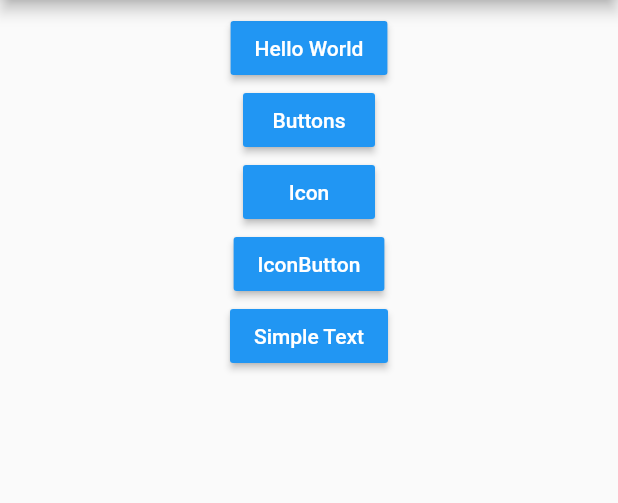
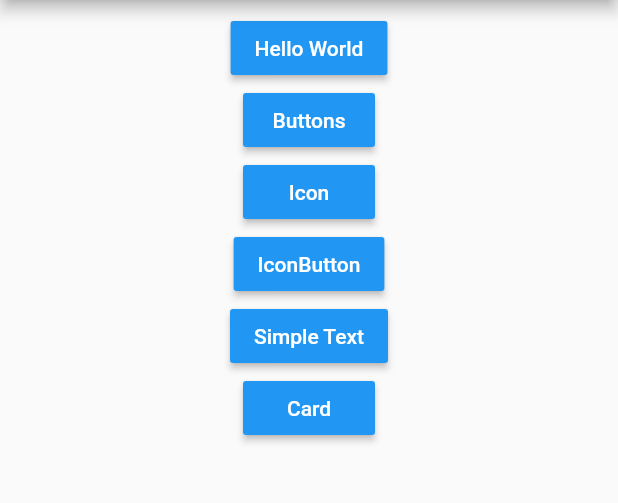
Before and after one commit to arifikhsan/flutter_components, a Flutter app: the screen it shows after launch, on a phone screen of 412 x 824 dp, the part 84-587 px from its top. Run offline on Flutter 3.47's test engine with Material 2 defaults, Android fonts, the phone set to English and light mode, and no system bars; our stand-ins replace fluttertoast.

Commit message:
card hello world

```diff
--- a/lib/main.dart
+++ b/lib/main.dart
@@ -1,5 +1,6 @@
 import 'package:flutter/material.dart';
 import 'package:flutter_components/pages/button_page.dart';
+import 'package:flutter_components/pages/card_page.dart';
 import 'package:flutter_components/pages/hello_world_page.dart';
 import 'package:flutter_components/pages/home_page.dart';
 import 'package:flutter_components/pages/icon_button_page.dart';
@@ -21,6 +22,7 @@ class App extends StatelessWidget {
         '/icon': (context) => IconPage(),
         '/icon_button': (context) => IconButtonPage(),
         '/text': (context) => TextPage(),
+        '/card': (context) => CardPage(),
       },
     );
   }
--- a/lib/pages/home_page.dart
+++ b/lib/pages/home_page.dart
@@ -54,14 +54,23 @@ class HomePage extends StatelessWidget {
                 },
               ),
               RaisedButton(
+                  color: Colors.blue,
+                  child: Text(
+                    'Simple Text',
+                    style: TextStyle(color: Colors.white),
+                  ),
+                  onPressed: () {
+                    Navigator.pushNamed(context, '/text');
+                  }),
+              RaisedButton(
                 color: Colors.blue,
                 child: Text(
-                  'Simple Text',
+                  'Card',
                   style: TextStyle(color: Colors.white),
                 ),
                 onPressed: () {
-                  Navigator.pushNamed(context, '/text');
-                }
+                  Navigator.pushNamed(context, '/card');
+                },
               )
             ],
           ),
--- a/lib/pages/text_page.dart
+++ b/lib/pages/text_page.dart
@@ -11,7 +11,11 @@ class TextPage extends StatelessWidget {
         margin: EdgeInsets.all(8),
         child: Text(
           'Pariatur commodo nulla ipsum duis duis voluptate nostrud culpa laborum sint. Officia sit laboris do excepteur exercitation elit quis laborum aliquip commodo officia irure enim anim. Excepteur dolore eu dolor officia. Ad cillum dolore aliqua anim do sit.',
-          style: TextStyle(color: Colors.blueGrey),
+          style: TextStyle(
+            color: Colors.blueGrey,
+            fontSize: 24,
+            fontWeight: FontWeight.w300,
+          ),
           textAlign: TextAlign.center,
         ),
       ),
```
Also changed, not shown: lib/pages/card_page.dart (added, +25 -0 lines).
